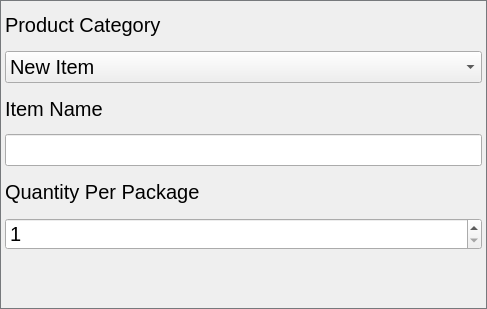
Old version of the form Windows/ManualAddDialog.ui in the repository addisonElliott/SmartShopTouchScreen.
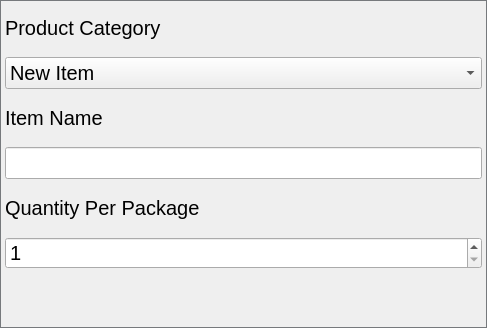
New version of the form. Icons and pictures are not drawn. Custom widgets are drawn as their Qt base class.

```diff
--- a/Windows/ManualAddDialog.ui
+++ b/Windows/ManualAddDialog.ui
@@ -10,7 +10,7 @@
     <x>0</x>
     <y>0</y>
     <width>487</width>
-    <height>309</height>
+    <height>328</height>
    </rect>
   </property>
   <property name="sizePolicy">
@@ -107,6 +107,9 @@
      <property name="maxLength">
       <number>20</number>
      </property>
+     <property name="clearButtonEnabled">
+      <bool>false</bool>
+     </property>
     </widget>
    </item>
    <item row="3" column="0">
@@ -174,6 +177,9 @@
          <height>48</height>
         </size>
        </property>
+       <property name="default">
+        <bool>true</bool>
+       </property>
       </widget>
      </item>
      <item>
@@ -332,6 +338,11 @@
    <extends>QSpinBox</extends>
    <header>Widgets/touchSpinBox.h</header>
   </customwidget>
+  <customwidget>
+   <class>TouchLineEdit</class>
+   <extends>QLineEdit</extends>
+   <header>Widgets/touchLineEdit.h</header>
+  </customwidget>
  </customwidgets>
  <resources>
   <include location="../QDarkStylesheet/style.qrc"/>
```
Left out of the diff: 12 changed lines with no effect on the pictures.
